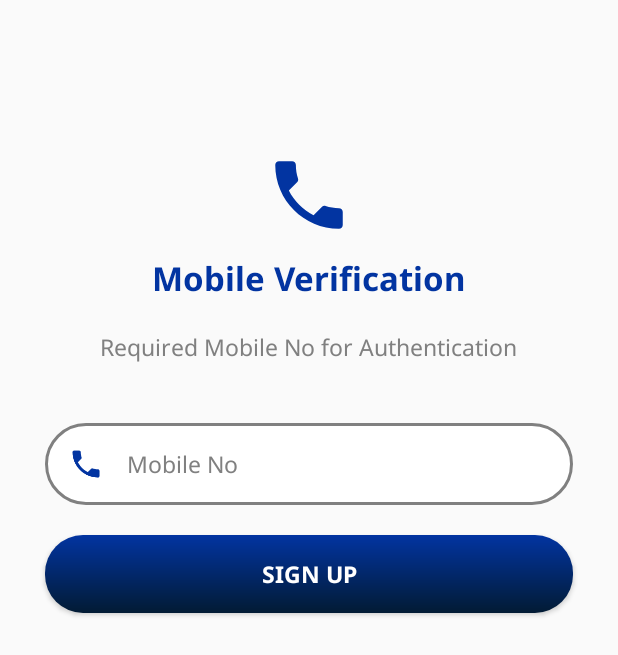
After one commit to htg2704/Migration, an Android app: the MobileAuth screen opened directly, with no data from a screen before it, on a phone screen of 412 x 824 dp. The commit adds this screen. Shown: the top 655 px of the screen. Run offline under Robolectric (Android 15) with nearby library versions, the phone set to English and light mode, and no system bars; Roboto replaces fonts that are not available here.

Commit message:
Phone no auth added

```diff
--- a/app/build.gradle
+++ b/app/build.gradle
@@ -34,6 +34,7 @@ dependencies {
     implementation 'com.google.firebase:firebase-analytics:17.3.0'
     implementation 'com.google.firebase:firebase-firestore:21.4.2'
     implementation 'com.google.firebase:firebase-auth:19.3.0'
+    implementation 'androidx.annotation:annotation:1.1.0'
     testImplementation 'junit:junit:4.12'
     implementation 'com.airbnb.android:lottie:2.8.0'
     implementation 'com.github.bumptech.glide:glide:4.11.0'
--- /dev/null
+++ b/app/src/main/java/com/example/migration/Register/MobileAuth.java
@@ -0,0 +1,40 @@
+package com.example.migration.Register;
+
+import androidx.appcompat.app.AppCompatActivity;
+
+import android.content.Intent;
+import android.os.Bundle;
+import android.view.View;
+import android.widget.EditText;
+
+import com.example.migration.R;
+
+public class MobileAuth extends AppCompatActivity {
+
+    EditText mobileno;
+    @Override
+    protected void onCreate(Bundle savedInstanceState) {
+        super.onCreate(savedInstanceState);
+        setContentView(R.layout.activity_mobile_auth);
+
+        mobileno = findViewById(R.id.editTextMobAuth);
+        findViewById(R.id.btnMobAuth).setOnClickListener(new View.OnClickListener() {
+            @Override
+            public void onClick(View v) {
+        String mobile = mobileno.getText().toString().trim();
+
+        if(mobile.isEmpty() || mobile.length() < 10){
+            mobileno.setError("Enter a valid mobile");
+            mobileno.requestFocus();
+            return;
+        }
+
+        Intent intent = new Intent(getApplicationContext(),VerifyMobile.class);
+        intent.putExtra("mobile",mobile);
+        startActivity(intent);
+
+            }
+        });
+
+    }
+}
--- /dev/null
+++ b/app/src/main/res/layout/activity_mobile_auth.xml
@@ -0,0 +1,74 @@
+<?xml version="1.0" encoding="utf-8"?>
+<LinearLayout xmlns:android="http://schemas.android.com/apk/res/android"
+    xmlns:app="http://schemas.android.com/apk/res-auto"
+    xmlns:tools="http://schemas.android.com/tools"
+    android:layout_width="match_parent"
+    android:layout_height="match_parent"
+    android:orientation="vertical"
+    tools:context="com.example.migration.Register.MobileAuth">
+
+    <ImageView
+        android:layout_width="60dp"
+        android:layout_height="60dp"
+        android:layout_gravity="center"
+        android:layout_marginTop="100dp"
+        android:src="@drawable/ic_phone_black_24dp"></ImageView>
+
+
+    <TextView
+        android:layout_width="wrap_content"
+        android:layout_height="wrap_content"
+        android:layout_gravity="center"
+        android:text="Mobile Verification"
+        android:layout_marginTop="10dp"
+        android:textColor="@color/blue"
+        android:fontFamily="@font/noto_sans_bold"
+        android:textSize="22sp"
+        ></TextView>
+
+    <TextView
+        android:layout_width="wrap_content"
+        android:layout_height="wrap_content"
+        android:layout_marginTop="20dp"
+        android:layout_gravity="center"
+        android:text="Required Mobile No for Authentication"
+        android:textColor="@color/gray"
+        android:layout_marginHorizontal="20dp"
+        android:textAlignment="center"
+        android:fontFamily="@font/noto_sans"
+        android:textSize="15sp"
+        ></TextView>
+
+    <EditText
+        android:id="@+id/editTextMobAuth"
+        android:layout_width="match_parent"
+        android:layout_height="wrap_content"
+        android:ems="10"
+        android:hint="Mobile No"
+        android:layout_marginHorizontal="30dp"
+        android:textColor="@color/black"
+        android:textSize="15sp"
+        android:fontFamily="@font/noto_sans"
+        android:layout_marginTop="40dp"
+        android:drawableLeft="@drawable/ic_phone_black_24dp"
+        android:background="@drawable/btn_draw1"
+        android:drawablePadding="15dp"
+        android:textCursorDrawable="@drawable/cursor"
+        android:textColorHint="@color/gray"
+        android:padding="15dp"
+        android:inputType="phone" />
+
+    <Button
+        android:id="@+id/btnMobAuth"
+        android:layout_width="match_parent"
+        android:layout_height="wrap_content"
+        android:textColor="@color/white"
+        android:fontFamily="@font/noto_sans_bold"
+        android:background="@drawable/button"
+        android:textSize="15sp"
+        android:padding="15dp"
+        android:layout_marginTop="20dp"
+        android:layout_marginHorizontal="30dp"
+        android:text="Sign Up" />
+
+</LinearLayout>
--- a/build.gradle
+++ b/build.gradle
@@ -8,7 +8,7 @@ buildscript {
 
     }
     dependencies {
-        classpath 'com.android.tools.build:gradle:3.6.2'
+        classpath 'com.android.tools.build:gradle:3.6.3'
         classpath 'com.google.gms:google-services:4.3.3'
 
         // NOTE: Do not place your application dependencies here; they belong
```
Also changed, not shown: app/src/main/AndroidManifest.xml (+9 -4 lines), app/src/main/java/com/example/migration/Register/LoginOrRegister.java (+11 -0 lines), app/src/main/java/com/example/migration/Register/VerifyMobile.java (added, +143 -0 lines), app/src/main/res/layout/activity_login_or_register.xml (+9 -1 lines), app/src/main/res/layout/activity_verify_mobile.xml (added, +73 -0 lines), app/src/main/res/values/strings.xml (+9 -0 lines), 771 other files.
